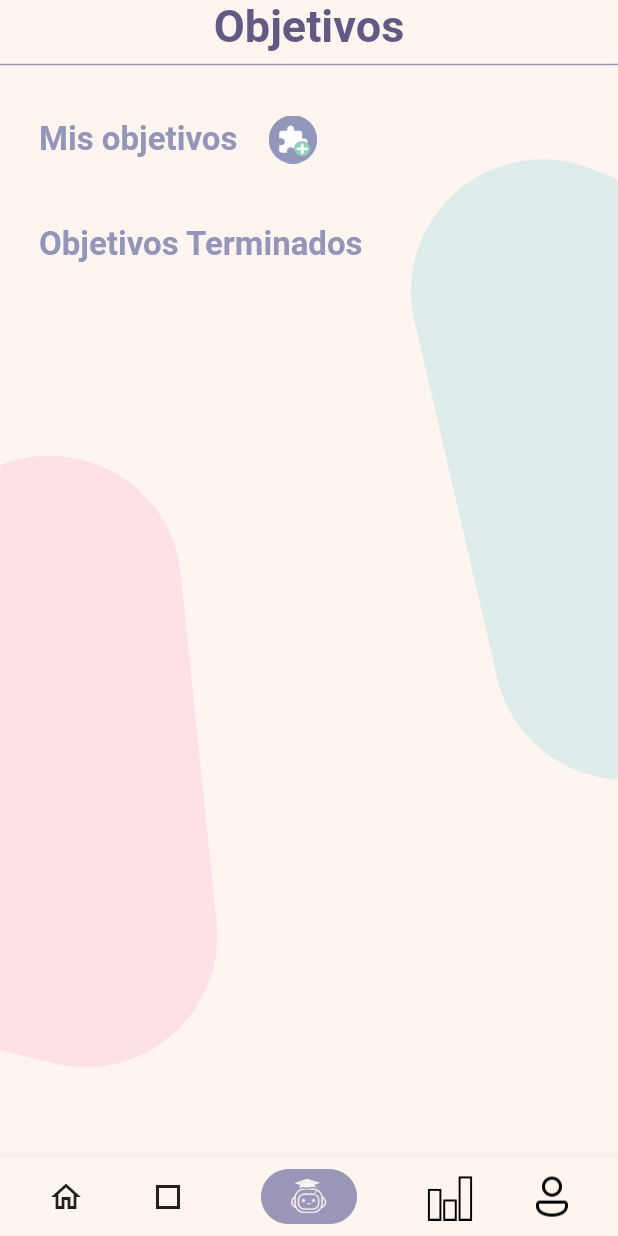
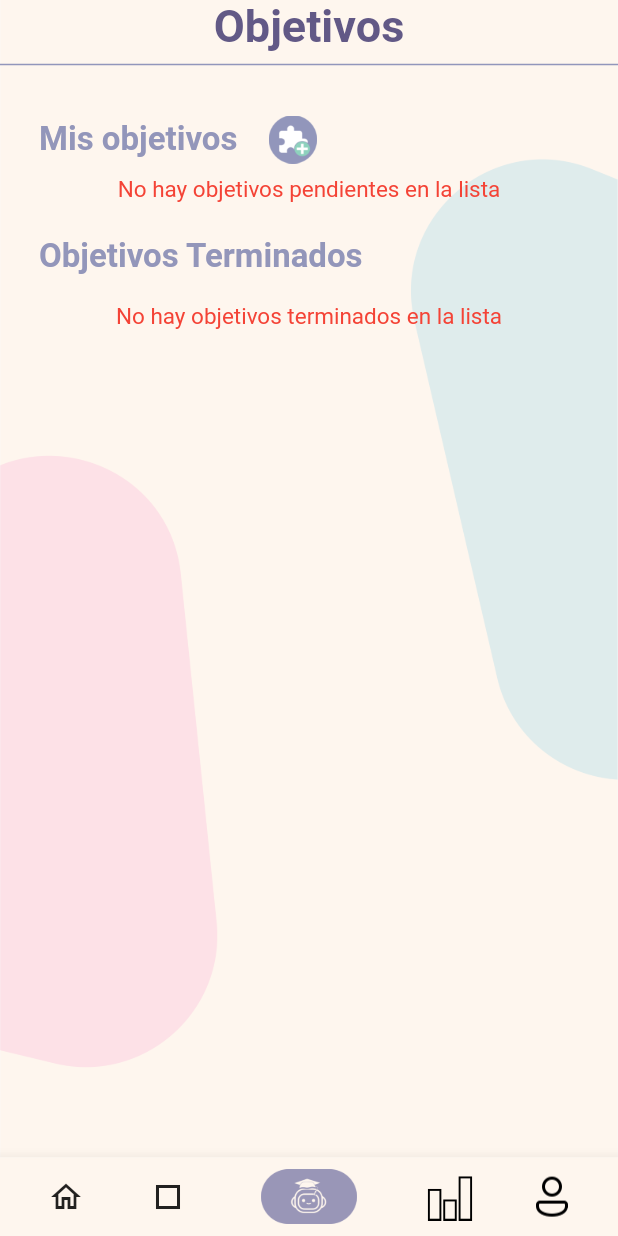
Before and after one commit to kevinvalle22/TP2022-front, a Flutter app: the ObjectivePage screen opened directly with empty values, on a phone screen of 412 x 824 dp. Run offline on Flutter 3.47's test engine with Material 2 defaults, Android fonts, the light colour scheme and no system bars; our stand-ins replace bubble, carousel_slider, charts_flutter, dots_indicator, fl_chart, flutter_image_slideshow and 7 more; missing offline and left inert: dart:ffi, flutter_dialogflow, kommunicate_flutter; accounts and stored records are empty; network calls fail; statements that could not run were skipped; project files that could hold a hidden picture were left out.

Commit message:
update goals
.

```diff
--- a/lib/pages/objective_components/objective.dart
+++ b/lib/pages/objective_components/objective.dart
@@ -50,13 +50,8 @@ class _ObjectivePage extends State<ObjectivePage> {
     goalsList =
         await dataBaseHelper.getGoalsRecord(widget.idSend, name, password);
 
-    print("goalsList: " + goalsList.toString());
-    print("first: " + goalsList[0].toString());
-    print("startDate first: " + goalsList[0]["startDate"].toString());
-    print("size: " + goalsList.length.toString());
     goalInit = goalsList.where((element) => element["status"] == "pendiente");
     goalDone = goalsList.where((element) => element["status"] == "completado");
-    print("los valores pendientes son: " + goalInit.toString());
     setState(() {});
   }
 
@@ -121,24 +116,6 @@ class _ObjectivePage extends State<ObjectivePage> {
                                 SizedBox(
                                   height: 15,
                                 ),
-                                Column(
-                                  children: [
-                                    GestureDetector(
-                                      onTap: () {
-                                        Navigator.push(
-                                            context,
-                                            MaterialPageRoute(
-                                                builder: (context) =>
-                                                    ObjectiveInfo(
-                                                        widget.idSend, "19")));
-                                      },
-                                      child: PendingChart(context),
-                                    ),
-                                  ],
-                                ),
-                                SizedBox(
-                                  height: 10,
-                                ),
                                 H1Label("Objetivos Terminados"),
                                 SizedBox(
                                   height: 10,
@@ -183,9 +160,8 @@ class _ObjectivePage extends State<ObjectivePage> {
         col0r = Color.fromRGBO(186, 152, 209, 10);
       }
     });
-
-    return Column(
-      children: [
+    return Column(children: [
+      if (goalsList.isNotEmpty) ...[
         for (int i = 0; i < goalInit.length; i++)
           Padding(
             padding: const EdgeInsets.all(8.0),
@@ -309,13 +285,21 @@ class _ObjectivePage extends State<ObjectivePage> {
               ),
             ),
           ),
+      ] else ...[
+        Center(
+          child: Text(
+            "No hay objetivos pendientes en la lista",
+            style: TextStyle(fontSize: 15,color: Colors.red)
+          ),
+        )
       ],
-    );
+    ]);
   }
 
   Widget DoneChart(BuildContext context) {
     return Column(
       children: [
+        if (goalDone.isNotEmpty) ...[
           for (int i = 0; i < goalDone.length; i++)
             Padding(
               padding: const EdgeInsets.all(8.0),
@@ -352,7 +336,8 @@ class _ObjectivePage extends State<ObjectivePage> {
                       Row(
                         mainAxisAlignment: MainAxisAlignment.spaceBetween,
                         children: [
-                        Flexible(child: Text(goalDone.elementAt(i)["message"])),
+                          Flexible(
+                              child: Text(goalDone.elementAt(i)["message"])),
                           Container(
                               width: MediaQuery.of(context).size.width * 0.1,
                               child: PopupMenuButton<String>(
@@ -388,7 +373,8 @@ class _ObjectivePage extends State<ObjectivePage> {
                                           context,
                                           MaterialPageRoute(
                                               builder: (context) =>
-                                                ObjectivePage(widget.idSend)));
+                                                  ObjectivePage(
+                                                      widget.idSend)));
                                     }
                                   },
                                   //padding: EdgeInsets.zero,
@@ -429,6 +415,14 @@ class _ObjectivePage extends State<ObjectivePage> {
                 ),
               ),
             ),
+        ] else ...[
+          Center(
+            child: Text(
+              "No hay objetivos terminados en la lista",
+              style: TextStyle(fontSize: 15,color: Colors.red),
+            ),
+          )
+        ]
       ],
     );
   }
```
Also changed, not shown: lib/pages/objective_components/new_objetctive.dart (+53 -2 lines). Lines whose indentation alone changed are shown as unchanged.
